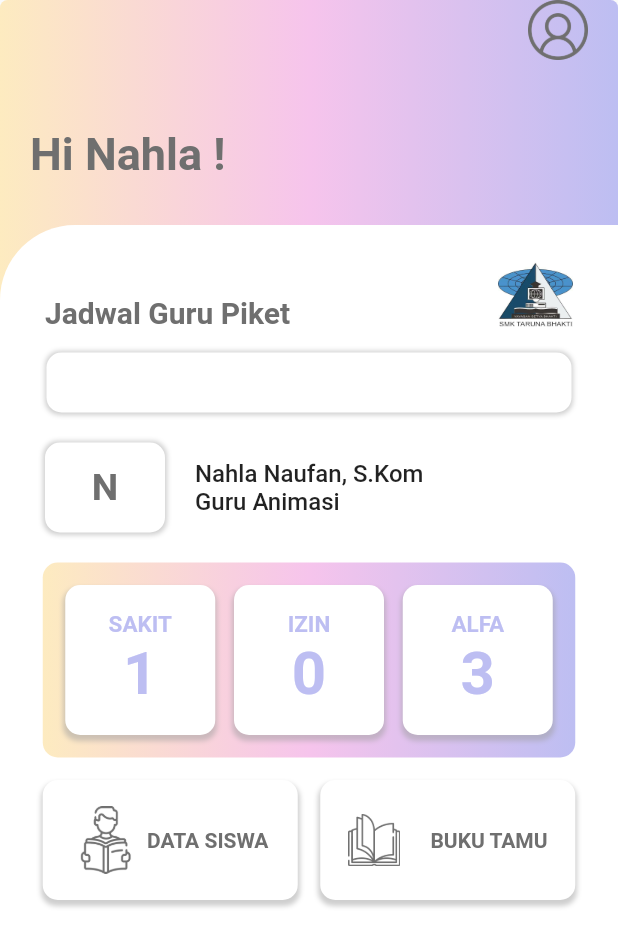
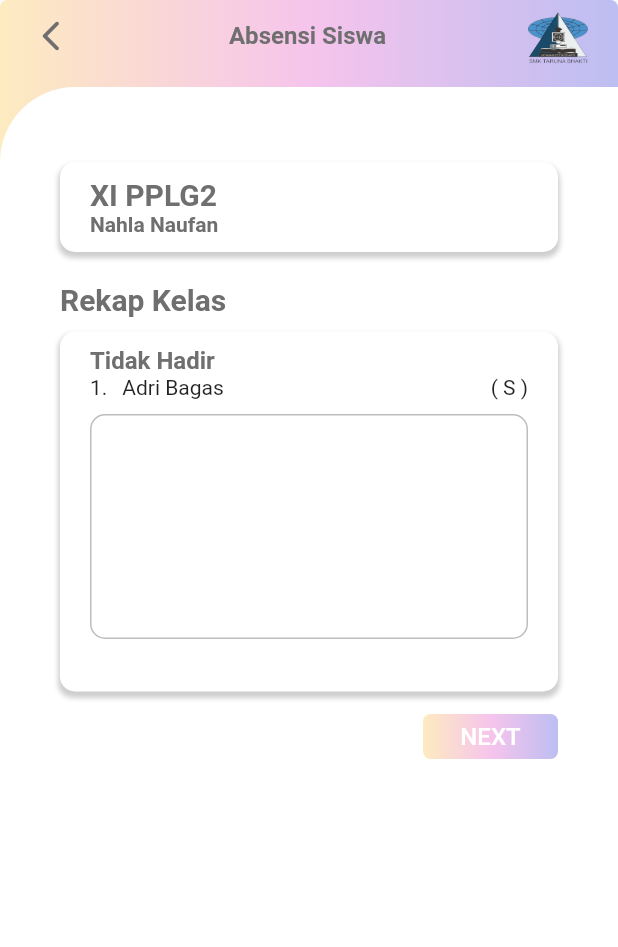
Before and after one commit to sheylaulya/Guru-Piket, a Flutter app: the screen it shows after launch, on a phone screen of 412 x 824 dp. Shown: the top 947 px of the screen. Run offline on Flutter 3.47's test engine with Material 2 defaults, Android fonts, the phone set to English and light mode, and no system bars.

Commit message:
Add Absensi Pages

```diff
--- a/lib/main.dart
+++ b/lib/main.dart
@@ -1,4 +1,8 @@
 import 'package:flutter/material.dart';
+import 'package:guru_tamu_vers2/pages/AbsensiDokum.dart';
+import 'package:guru_tamu_vers2/pages/AbsensiPilihKelas.dart';
+import 'package:guru_tamu_vers2/pages/AbsensiPilihSiswa.dart';
+import 'package:guru_tamu_vers2/pages/AbsensiReview.dart';
 import 'package:guru_tamu_vers2/pages/auth/login.dart';
 import 'package:guru_tamu_vers2/pages/dataSiswa.dart';
 import 'package:guru_tamu_vers2/pages/home.dart';
@@ -15,7 +19,7 @@ class MyApp extends StatelessWidget {
   Widget build(BuildContext context) {
     return MaterialApp(
       debugShowCheckedModeBanner: false,
-      home: HomePage()
+      home: AbsensiReview()
     );
   }
 }
--- /dev/null
+++ b/lib/pages/AbsensiReview.dart
@@ -0,0 +1,195 @@
+import 'package:flutter/material.dart';
+import 'package:flutter/src/widgets/framework.dart';
+import 'package:flutter/src/widgets/placeholder.dart';
+
+class AbsensiReview extends StatelessWidget {
+  const AbsensiReview({super.key});
+
+  @override
+  Widget build(BuildContext context) {
+    return Scaffold(
+body: Container(
+        width: double.infinity,
+        // padding: EdgeInsets.all(20),
+        decoration: BoxDecoration(
+            borderRadius: BorderRadius.all(Radius.circular(5)),
+            gradient: LinearGradient(
+              colors: [
+                Color(0xffFDEBC0),
+                Color(0xffF6C4EC),
+                Color(0xffBDBEF2),
+              ],
+            )),
+        child: Column(
+            crossAxisAlignment: CrossAxisAlignment.start,
+            mainAxisAlignment: MainAxisAlignment.end,
+            children: [
+              Container(
+                margin: EdgeInsets.only(bottom: 10, right: 20, left: 10),
+                child: Row(
+                  mainAxisAlignment: MainAxisAlignment.spaceBetween,
+                  // crossAxisAlignment: CrossAxisAlignment.center,
+                  children: [
+                    IconButton(
+                      onPressed: () {
+                        Navigator.pop(context);
+                      },
+                      icon: Icon(
+                        Icons.arrow_back_ios_new_rounded,
+                        color: Color(0xff6F6F6F),
+                      ),
+                    ),
+                    Text('Absensi Siswa',
+                        style: TextStyle(
+                            color: Color(0xff6F6F6F),
+                            fontWeight: FontWeight.w600,
+                            fontSize: 16)),
+                    Container(
+                      child: Image(
+                        image: AssetImage('assets/img/logoTb.png'),
+                        width: 40,
+                      ),
+                    ),
+                  ],
+                ),
+              ),
+              Container(
+                padding: EdgeInsets.only(top: 50, right: 40, left: 40),
+                width: double.infinity,
+                height: 800,
+                decoration: BoxDecoration(
+                    color: Colors.white,
+                    borderRadius:
+                        BorderRadius.only(topLeft: Radius.circular(50))),
+                child: Container(
+                  child: Column(
+                    crossAxisAlignment: CrossAxisAlignment.start,
+                    children: [
+                      Container(
+                        width: 350,
+                        height: 60,
+                        padding: EdgeInsets.only(left: 20),
+                        decoration: BoxDecoration(
+                            color: Colors.white,
+                            boxShadow: [
+                              BoxShadow(
+                                color: Colors.grey.withOpacity(0.5),
+                                spreadRadius: 1,
+                                blurRadius: 2,
+                                offset: Offset(0, 3),
+                              ),
+                            ],
+                            borderRadius:
+                                BorderRadius.all(Radius.circular(10))),
+                        child: Column(
+                          mainAxisAlignment: MainAxisAlignment.center,
+                          crossAxisAlignment: CrossAxisAlignment.start,
+                          children: [
+                            Text('XI PPLG2',
+                                style: TextStyle(
+                                    color: Color(0xff6F6F6F),
+                                    fontWeight: FontWeight.w700,
+                                    fontSize: 20)),
+                            Text('Nahla Naufan',
+                                style: TextStyle(
+                                    color: Color(0xff6F6F6F),
+                                    fontWeight: FontWeight.w600,
+                                    fontSize: 14))
+                          ],
+                        ),
+                      ),
+                      SizedBox(
+                        height: 20,
+                      ),
+                      Text('Rekap Kelas',
+                          style: TextStyle(
+                              color: Color(0xff6F6F6F),
+                              fontWeight: FontWeight.w700,
+                              fontSize: 20)),
+                      SizedBox(
+                        height: 10,
+                      ),
+                      Container(
+                        padding: EdgeInsets.only(top: 10, left: 20, right: 20),
+                        width: 350,
+                        height: 240,
+                        decoration: BoxDecoration(
+                          color: Colors.white,
+                          boxShadow: [
+                            BoxShadow(
+                              color: Colors.grey.withOpacity(0.5),
+                              spreadRadius: 1,
+                              blurRadius: 2,
+                              offset: Offset(0, 3),
+                            ),
+                          ],
+                          borderRadius: BorderRadius.all(Radius.circular(10)),
+                        ),
+                        child: Column(
+                          crossAxisAlignment: CrossAxisAlignment.start,
+                          children: [
+                            Text('Tidak Hadir',style: TextStyle(
+                                    color: Color(0xff6F6F6F),
+                                    fontWeight: FontWeight.w600,
+                                    fontSize: 16)),
+                                    Row(
+                                      mainAxisAlignment: MainAxisAlignment.spaceBetween,
+                                      children: [
+                                      Row(children: [
+                                        Text('1.'),
+                                        SizedBox(width: 10,),
+                                        Text('Adri Bagas')
+                                      ],),
+                                      Text('( S )')
+                                    ],),
+                                    SizedBox(height: 10,),
+                                    Container(
+                                      width: 300,
+                                      height: 150,
+                                      decoration: BoxDecoration(
+                                        border: Border.all(color: Colors.black26), borderRadius: BorderRadius.circular(10)
+                                      ),
+                                    )
+                          ],
+
+                        ),
+                      ),
+                      SizedBox(height: 15,),
+                      Row(
+                        mainAxisAlignment: MainAxisAlignment.end,
+                        children: [
+                          Container(
+                                        width: 90,
+                                        height: 30,
+                                        decoration: BoxDecoration(
+                                            borderRadius:
+                                                BorderRadius.all(Radius.circular(5)),
+                                            gradient: LinearGradient(
+                                              colors: [
+                                                Color(0xffFDEBC0),
+                                                Color(0xffF6C4EC),
+                                                Color(0xffBDBEF2),
+                                              ],
+                                            )),
+                                        child: ElevatedButton(
+                                            onPressed: () {},
+                                            child: Text(
+                                              'NEXT',
+                                              style: TextStyle(
+                                                  fontSize: 16,
+                                                  fontWeight: FontWeight.w500),
+                                            ),
+                                            style: ElevatedButton.styleFrom(
+                                                primary: Colors.transparent,
+                                                shadowColor: Colors.transparent))),
+                        ],
+                      ),
+                    ],
+                  ),
+                ),
+              ),
+            ]),
+      ),
+    );
+  }
+}
--- a/pubspec.yaml
+++ b/pubspec.yaml
@@ -60,7 +60,7 @@ flutter:
 
   # To add assets to your application, add an assets section, like this:
   assets:
-    - assets/img/logoTb.jpg
+    - assets/img/logoTb.png
     - assets/img/profile.png
     - assets/img/read.png
     - assets/img/book.png
```
Also changed, not shown: lib/pages/AbsensiDokum.dart (added, +193 -0 lines), lib/pages/AbsensiPilihKelas.dart (added, +100 -0 lines), lib/pages/AbsensiPilihSiswa.dart (added, +247 -0 lines), assets/img/logoTb.jpg (deleted), assets/img/logoTb.png (added).
